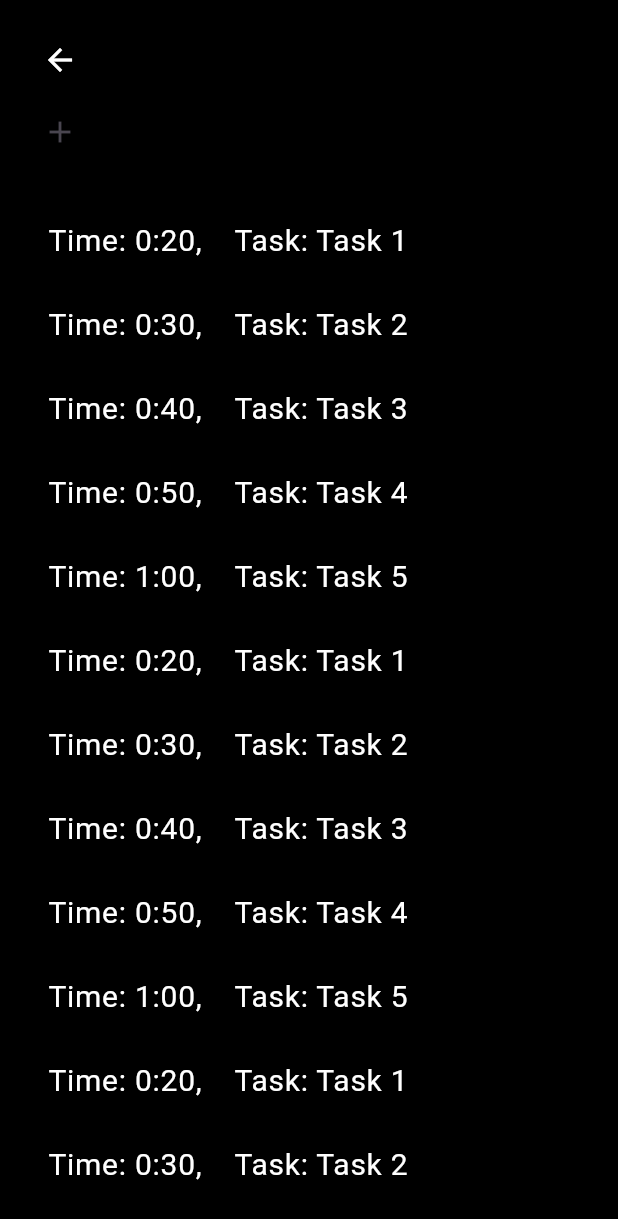
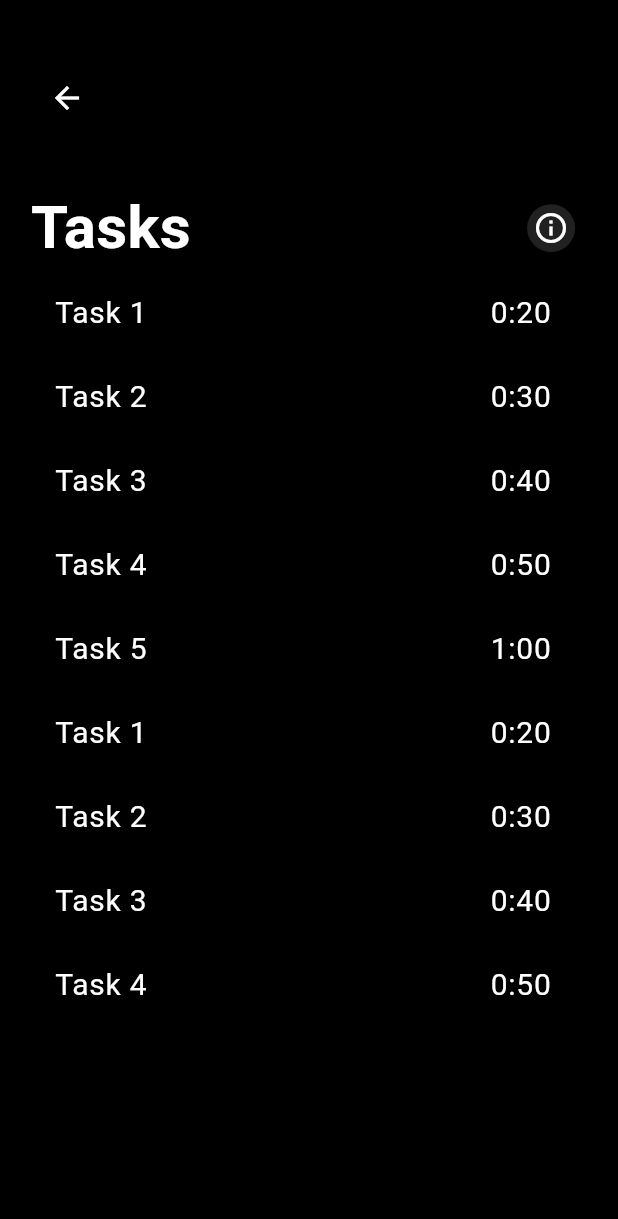
Before and after one commit to ask-org/pomo-timer, a Flutter app: the AddTask screen opened directly, on a phone screen of 412 x 824 dp. Shown: the top 1219 px of the screen. Run offline on Flutter 3.47's test engine with Material 3 defaults, Android fonts, the phone set to English and light mode, and no system bars; our stand-ins replace shared_preferences; accounts and stored records are empty.

Commit message:
add_task looks better now

```diff
--- a/lib/pages/add_task.dart
+++ b/lib/pages/add_task.dart
@@ -36,42 +36,65 @@ class _AddTaskState extends State<AddTask> {
 
   @override
   Widget build(BuildContext context) {
+    double screenWidth = MediaQuery.of(context).size.width;
+    double screenHeight = MediaQuery.of(context).size.height;
     return Scaffold(
       backgroundColor: Colors.black,
-      body: Container(
-        padding: EdgeInsets.all(16.0),
+      body: Stack(
+        children: [
+          Container(
+            padding: EdgeInsets.symmetric(
+                horizontal: screenWidth * 0.05, vertical: screenHeight * 0.15),
             child: Column(
               crossAxisAlignment: CrossAxisAlignment.start,
               children: [
+                Row(
+                  mainAxisAlignment: MainAxisAlignment.spaceBetween,
+                  children: [
+                    const Text('Tasks',
+                        style: TextStyle(
+                            color: Colors.white,
+                            fontSize: 40.0,
+                            fontWeight: FontWeight.bold)),
                     IconButton(
-              icon: Icon(
-                Icons.arrow_back,
+                      icon: CircleAvatar(
+                        backgroundColor: Colors.grey[900],
+                        radius: 16,
+                        child: const Icon(
+                          Icons.info_outline,
                           color: Colors.white,
                         ),
+                      ),
                       onPressed: () {
-                Navigator.pop(context, tasks);
-              },
-            ),
-            IconButton(
-              icon: Icon(Icons.add),
-              onPressed: () async {
-                await Navigator.push(
+                        Navigator.push(
                           context,
                           MaterialPageRoute(
-                    builder: (context) => SetTimer(),
+                            builder: (context) => const SetTimer(),
                           ),
                         );
                       },
                     ),
-            SizedBox(height: 20.0),
+                  ],
+                ),
                 Expanded(
                   child: ListView.builder(
                     itemCount: tasks.length,
                     itemBuilder: (context, index) {
                       return ListTile(
-                    title: Text(
-                      'Time: ${formatTime(tasks[index].time)},    Task: ${tasks[index].title}',
-                      style: TextStyle(color: Colors.white, fontSize: 20.0),
+                        title: Row(
+                          mainAxisAlignment: MainAxisAlignment.spaceBetween,
+                          children: [
+                            Text(
+                              tasks[index].title,
+                              style: const TextStyle(
+                                  color: Colors.white, fontSize: 20.0),
+                            ),
+                            Text(
+                              formatTime(tasks[index].time),
+                              style: const TextStyle(
+                                  color: Colors.white, fontSize: 20.0),
+                            ),
+                          ],
                         ),
                       );
                     },
@@ -80,6 +103,26 @@ class _AddTaskState extends State<AddTask> {
               ],
             ),
           ),
+          Positioned(
+              left: screenWidth * 0.05,
+              right: screenHeight * 0.05,
+              top: screenHeight * 0.05,
+              child: Row(
+                mainAxisAlignment: MainAxisAlignment.start,
+                children: [
+                  IconButton(
+                    icon: const Icon(
+                      Icons.arrow_back,
+                      color: Colors.white,
+                    ),
+                    onPressed: () {
+                      Navigator.pop(context, tasks);
+                    },
+                  ),
+                ],
+              )),
+        ],
+      ),
     );
   }
 }
```
Lines whose indentation alone changed are shown as unchanged.
